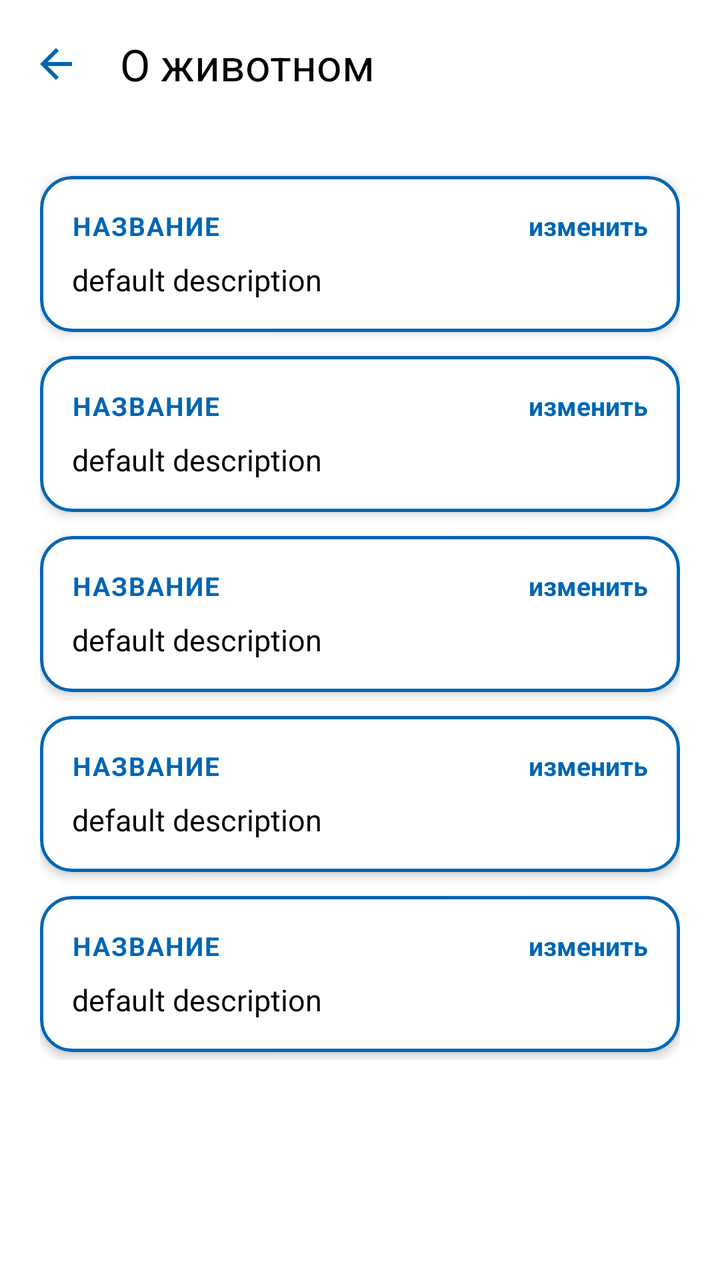
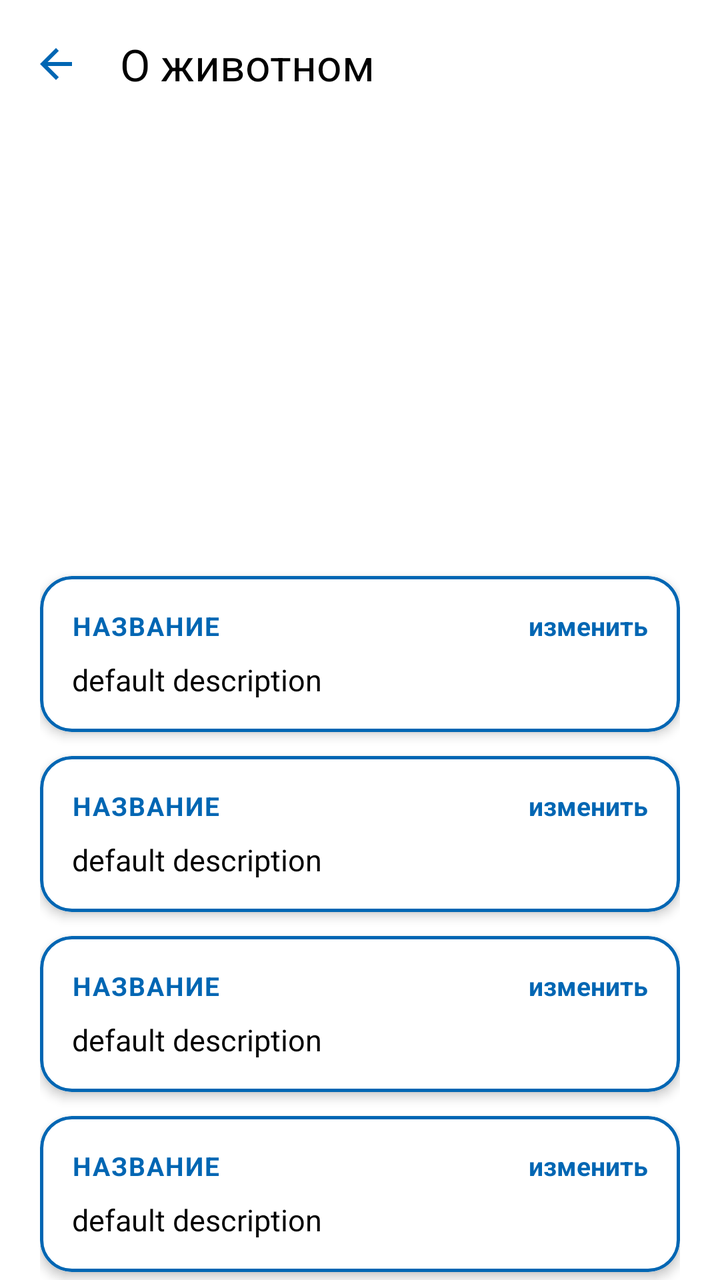

Before-and-after screenshots of an Android layout around one commit, followed by the original layout XML and the change that was made.
<!-- AndroidManifest.xml: application theme Theme.VetUslugi -->
<!-- res/layout/fragment_animal_info.xml -->
<?xml version="1.0" encoding="utf-8"?>
<androidx.constraintlayout.widget.ConstraintLayout xmlns:android="http://schemas.android.com/apk/res/android"
    xmlns:app="http://schemas.android.com/apk/res-auto"
    android:layout_width="match_parent"
    android:layout_height="match_parent">

    <com.google.android.material.appbar.MaterialToolbar
        android:id="@+id/toolbar"
        android:layout_width="0dp"
        android:layout_height="?attr/actionBarSize"
        android:background="?android:attr/background"
        app:layout_constraintEnd_toEndOf="parent"
        app:layout_constraintStart_toStartOf="parent"
        app:layout_constraintTop_toTopOf="parent"
        app:navigationIcon="@drawable/ic_arrow_back"
        app:navigationIconTint="@color/blue"
        app:title="О животном"
        app:titleTextColor="?android:attr/colorPrimary" />

    <androidx.core.widget.NestedScrollView
        android:layout_width="0dp"
        android:layout_height="0dp"
        app:layout_constraintBottom_toBottomOf="parent"
        app:layout_constraintEnd_toEndOf="parent"
        app:layout_constraintStart_toStartOf="parent"
        app:layout_constraintTop_toBottomOf="@+id/toolbar">

        <androidx.constraintlayout.widget.ConstraintLayout
            android:layout_width="match_parent"
            android:layout_height="wrap_content"
            android:paddingBottom="32dp">

            <LinearLayout
                android:id="@+id/linearLayout"
                android:layout_width="match_parent"
                android:layout_height="wrap_content"
                android:layout_marginTop="16dp"
                android:orientation="vertical"
                android:paddingStart="20dp"
                android:paddingEnd="20dp"
                app:layout_constraintStart_toStartOf="parent"
                app:layout_constraintTop_toTopOf="parent">

                <include
                    android:id="@+id/nickname_card"
                    layout="@layout/card_info" />

                <include
                    android:id="@+id/species_card"
                    layout="@layout/card_info" />

                <include
                    android:id="@+id/breed_card"
                    layout="@layout/card_info" />

                <include
                    android:id="@+id/age_card"
                    layout="@layout/card_info" />

                <include
                    android:id="@+id/diseases_card"
                    layout="@layout/card_info" />

            </LinearLayout>

            <Button
                android:id="@+id/btnSaveAnimal"
                android:layout_width="wrap_content"
                android:layout_height="wrap_content"
                android:layout_marginTop="16dp"
                android:text="Сохранить изменения"
                android:visibility="gone"
                app:layout_constraintEnd_toEndOf="parent"
                app:layout_constraintStart_toStartOf="parent"
                app:layout_constraintTop_toBottomOf="@+id/linearLayout" />

            <Button
                android:id="@+id/btnDeleteAnimal"
                android:layout_width="wrap_content"
                android:layout_height="wrap_content"
                android:layout_marginTop="8dp"
                android:backgroundTint="@color/red"
                android:text="Удалить животное"
                android:visibility="gone"
                app:layout_constraintEnd_toEndOf="parent"
                app:layout_constraintStart_toStartOf="parent"
                app:layout_constraintTop_toBottomOf="@+id/btnSaveAnimal" />

        </androidx.constraintlayout.widget.ConstraintLayout>

    </androidx.core.widget.NestedScrollView>

    <ProgressBar
        android:id="@+id/progressBar"
        style="?android:attr/progressBarStyleLarge"
        android:layout_width="wrap_content"
        android:layout_height="wrap_content"
        android:background="@android:color/transparent"
        android:indeterminate="true"
        android:indeterminateTint="@color/blue"
        android:visibility="gone"
        app:layout_constraintBottom_toBottomOf="parent"
        app:layout_constraintEnd_toEndOf="parent"
        app:layout_constraintStart_toStartOf="parent"
        app:layout_constraintTop_toBottomOf="@+id/toolbar" />

</androidx.constraintlayout.widget.ConstraintLayout>
<!-- res/layout/card_info.xml (included above) -->
<?xml version="1.0" encoding="utf-8"?>
<com.google.android.material.card.MaterialCardView xmlns:android="http://schemas.android.com/apk/res/android"
    xmlns:app="http://schemas.android.com/apk/res-auto"
    xmlns:tools="http://schemas.android.com/tools"
    android:layout_width="match_parent"
    android:layout_height="wrap_content"
    android:layout_marginTop="8dp"
    android:layout_marginBottom="4dp"
    android:backgroundTint="?android:attr/background"
    app:cardCornerRadius="16dp"
    app:cardElevation="3dp"
    app:strokeColor="@color/blue"
    app:strokeWidth="1.5dp">

    <LinearLayout
        android:layout_width="match_parent"
        android:layout_height="wrap_content"
        android:orientation="vertical"
        android:padding="16dp">

        <androidx.constraintlayout.widget.ConstraintLayout
            android:layout_width="match_parent"
            android:layout_height="wrap_content">

            <TextView
                android:id="@+id/tvCardTitle"
                android:layout_width="wrap_content"
                android:layout_height="wrap_content"
                android:text="Название"
                android:textColor="@color/blue"
                android:textSize="13sp"
                android:textStyle="bold"
                android:textAllCaps="true"
                android:letterSpacing="0.05"
                app:layout_constraintBottom_toBottomOf="parent"
                app:layout_constraintStart_toStartOf="parent"
                app:layout_constraintTop_toTopOf="parent" />

            <TextView
                android:id="@+id/tvEditCard"
                android:layout_width="wrap_content"
                android:layout_height="wrap_content"
                android:text="изменить"
                android:textColor="@color/blue"
                android:textStyle="bold"
                android:textSize="13sp"
                app:layout_constraintBottom_toBottomOf="parent"
                app:layout_constraintEnd_toEndOf="parent"
                app:layout_constraintTop_toTopOf="parent" />

        </androidx.constraintlayout.widget.ConstraintLayout>

        <TextView
            android:id="@+id/tvDescriptionCard"
            android:layout_width="wrap_content"
            android:layout_height="wrap_content"
            android:layout_marginTop="8dp"
            android:text="default description"
            android:textSize="15sp"
            android:textColor="?android:attr/colorPrimary" />

    </LinearLayout>

</com.google.android.material.card.MaterialCardView>
<!-- resources referenced by this layout -->
<resources>
  <color name="blue">#0066B3</color>
  <color name="red">#EE2F53</color>
  <!-- drawable ic_arrow_back (drawable) -->
  <?xml version="1.0" encoding="utf-8"?>
  <vector xmlns:android="http://schemas.android.com/apk/res/android"
      android:width="24dp"
      android:height="24dp"
      android:viewportWidth="24"
      android:viewportHeight="24">
      <path
          android:fillColor="@color/blue"
          android:pathData="M20,11H7.83l5.59,-5.59L12,4l-8,8 8,8 1.41,-1.41L7.83,13H20v-2z" />
  </vector>
  <style name="Theme.VetUslugi" parent="Base.Theme.VetUslugi" />
  <style name="Base.Theme.VetUslugi" parent="Theme.Material3.DayNight.NoActionBar">
  
          <item name="materialButtonStyle">@style/Button</item>
          <item name="android:textViewStyle">@style/TextView</item>
          <item name="editTextStyle">@style/EditText</item>
          <item name="checkboxStyle">@style/BlueCheckBoxStyle</item>
  
          <item name="android:background">@color/white</item>
          <item name="colorPrimary">@color/black</item>
      </style>
  <style name="Button" parent="Widget.Material3.Button">
          <item name="shapeAppearanceOverlay">@style/ShapeAppearance.VetUslugi.Button</item>
          <item name="backgroundTint">@android:color/white</item>
          <item name="strokeColor">@color/blue</item>
          <item name="strokeWidth">2dp</item>
          <item name="android:textColor">@color/blue</item>
          <item name="android:textSize">20sp</item>
      </style>
  <style name="TextView" parent="android:Widget.TextView">
          <item name="android:textSize">20sp</item>
          <item name="android:textColor">@color/black</item>
      </style>
  <style name="EditText" parent="android:Widget.EditText">
          <item name="android:textColorHint">@color/light_blue</item>
          <item name="android:textSize">20sp</item>
          <item name="android:textColor">@color/blue</item>
          <item name="android:background">@drawable/rounded_corners</item>
      </style>
  <style name="BlueCheckBoxStyle" parent="Widget.AppCompat.CompoundButton.CheckBox">
          <item name="android:buttonTint">@color/checkbox_blue_tint</item>
      </style>
  <color name="white">#FFFFFF</color>
  <color name="black">#000000</color>
  <style name="ShapeAppearance.VetUslugi.Button" parent="ShapeAppearance.MaterialComponents.SmallComponent">
          <item name="cornerFamily">rounded</item>
          <item name="cornerSize">8dp</item>
      </style>
  <color name="light_blue">#85ACFF</color>
  <!-- drawable rounded_corners (drawable) -->
  <?xml version="1.0" encoding="utf-8"?>
  <selector xmlns:android="http://schemas.android.com/apk/res/android">
  
      <item android:state_focused="true">
          <shape>
              <solid android:color="?android:attr/background" />
              <stroke android:width="2.5dp" android:color="@color/blue" />
              <corners android:radius="25dp" />
              <padding
                  android:bottom="10dp"
                  android:left="12dp"
                  android:right="12dp"
                  android:top="10dp" />
          </shape>
      </item>
  
      <item>
          <shape>
              <solid android:color="?android:attr/background" />
              <stroke android:width="2dp" android:color="@color/blue" />
              <corners android:radius="25dp" />
              <padding
                  android:bottom="10dp"
                  android:left="12dp"
                  android:right="12dp"
                  android:top="10dp" />
          </shape>
      </item>
  
  </selector>
</resources>

<!-- the commit's change to res/layout/fragment_animal_info.xml (unified diff, before → after) -->
@@ -30,6 +30,25 @@
             android:layout_height="wrap_content"
             android:paddingBottom="32dp">
 
+            <ImageView
+                android:id="@+id/ivAnimalPhoto"
+                android:layout_width="match_parent"
+                android:layout_height="200dp"
+                android:scaleType="centerCrop"
+                app:layout_constraintStart_toStartOf="parent"
+                app:layout_constraintTop_toTopOf="parent" />
+
+            <Button
+                android:id="@+id/btnChangePhoto"
+                android:layout_width="wrap_content"
+                android:layout_height="wrap_content"
+                android:layout_marginTop="8dp"
+                android:text="Изменить фото"
+                android:visibility="gone"
+                app:layout_constraintEnd_toEndOf="parent"
+                app:layout_constraintStart_toStartOf="parent"
+                app:layout_constraintTop_toBottomOf="@+id/ivAnimalPhoto" />
+
             <LinearLayout
                 android:id="@+id/linearLayout"
                 android:layout_width="match_parent"
@@ -39,7 +58,7 @@
                 android:paddingStart="20dp"
                 android:paddingEnd="20dp"
                 app:layout_constraintStart_toStartOf="parent"
-                app:layout_constraintTop_toTopOf="parent">
+                app:layout_constraintTop_toBottomOf="@+id/btnChangePhoto">
 
                 <include
                     android:id="@+id/nickname_card"
